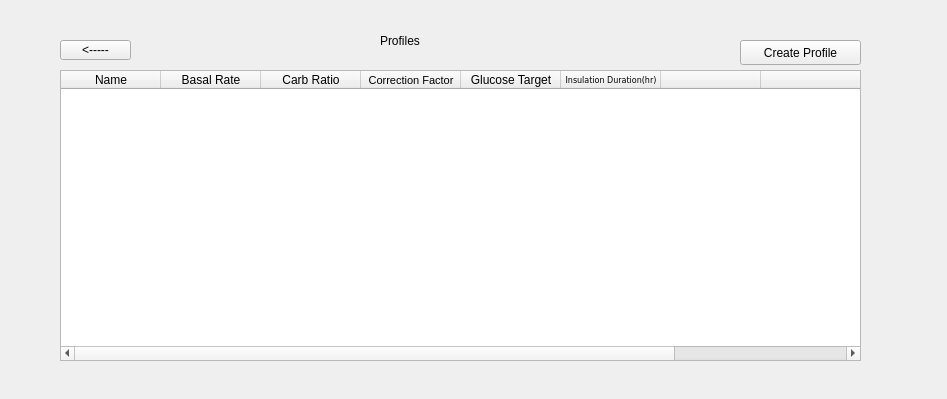
First picture: the form in profilepage.ui, repository yunusao/Tandem-t-slim-Insulin-Pump-Simulator, before the edit.
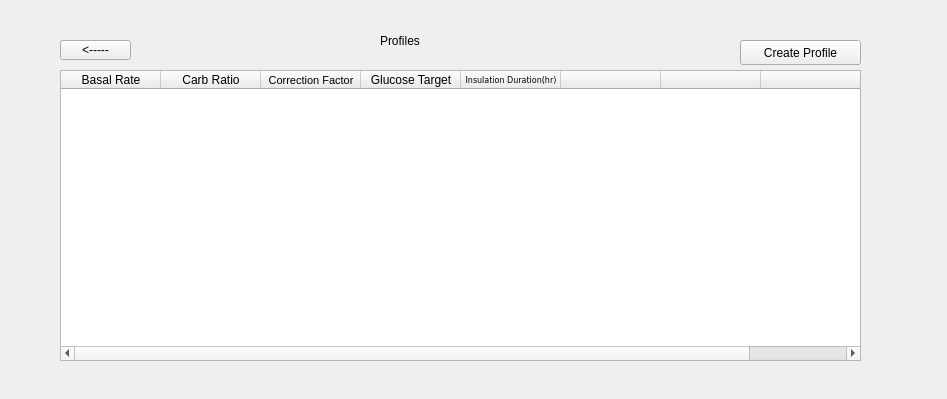
Second picture: the form after the edit.

Commit message: Fix profile table

What changed in the file:
```diff
--- a/profilepage.ui
+++ b/profilepage.ui
@@ -61,11 +61,6 @@
      <height>291</height>
     </rect>
    </property>
-   <column>
-    <property name="text">
-     <string>Name</string>
-    </property>
-   </column>
    <column>
     <property name="text">
      <string>Basal Rate</string>
```
